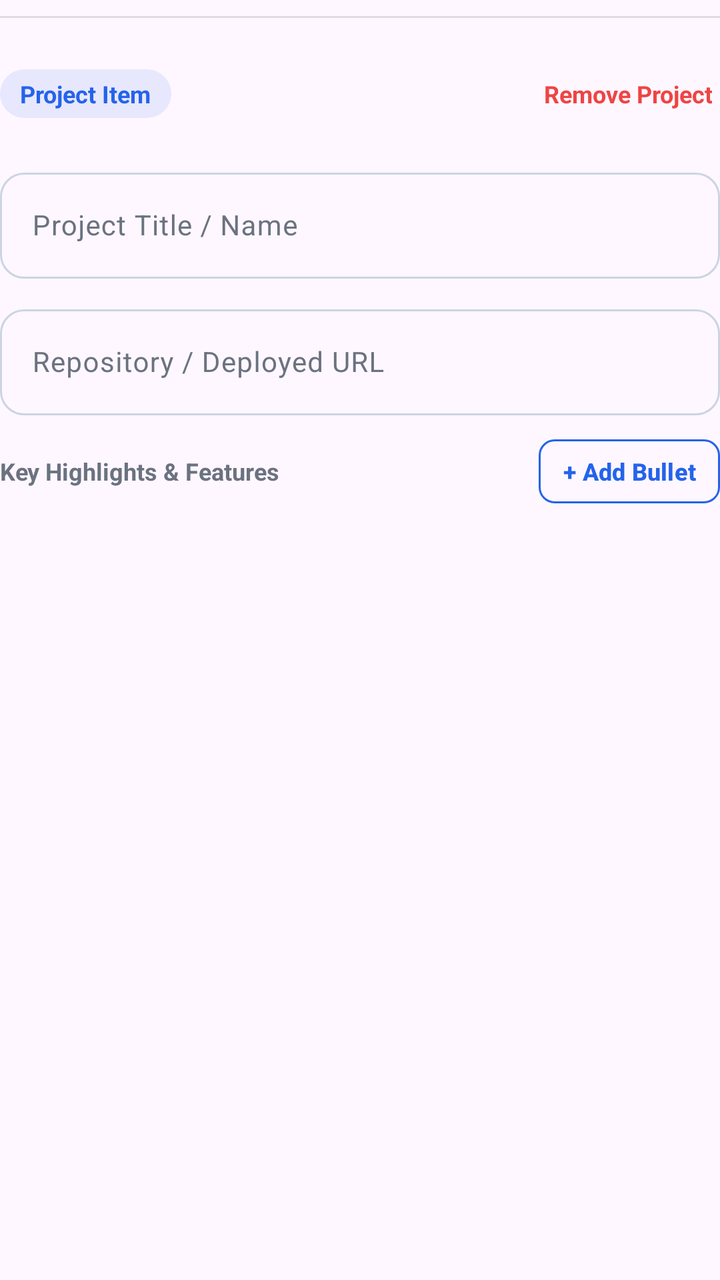
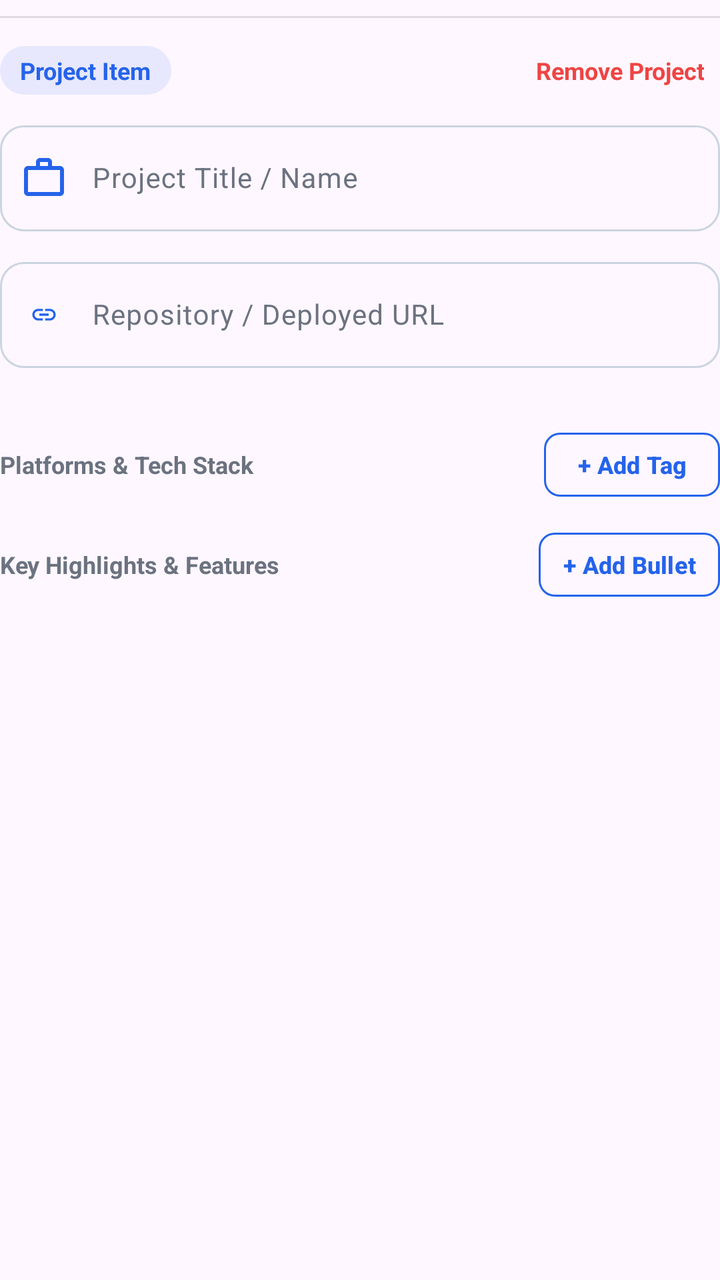

An Android layout rendered at two revisions. The XML below is the earlier revision; the diff shows what the commit changed to produce the second picture.
<!-- AndroidManifest.xml: application theme Theme.MyApplication -->
<!-- res/layout/item_project_entry.xml -->
<?xml version="1.0" encoding="utf-8"?>
<LinearLayout xmlns:android="http://schemas.android.com/apk/res/android"
    xmlns:app="http://schemas.android.com/apk/res-auto"
    android:layout_width="match_parent"
    android:layout_height="wrap_content"
    android:orientation="vertical">

    
    <View
        android:id="@+id/dividerEntry"
        android:layout_width="match_parent"
        android:layout_height="1dp"
        android:layout_marginTop="8dp"
        android:layout_marginBottom="14dp"
        android:background="@color/app_border" />

    <RelativeLayout
        android:layout_width="match_parent"
        android:layout_height="wrap_content"
        android:layout_marginBottom="10dp">

        <TextView
            android:id="@+id/tvProjectHeader"
            android:layout_width="wrap_content"
            android:layout_height="wrap_content"
            android:layout_alignParentStart="true"
            android:layout_centerVertical="true"
            android:background="@drawable/bg_pill_badge"
            android:paddingHorizontal="10dp"
            android:paddingVertical="4dp"
            android:text="@string/project_item"
            android:textColor="@color/app_primary"
            android:textSize="12sp"
            android:textStyle="bold" />

        <TextView
            android:id="@+id/btnRemoveProject"
            android:layout_width="wrap_content"
            android:layout_height="wrap_content"
            android:layout_alignParentEnd="true"
            android:layout_centerVertical="true"
            android:background="?attr/selectableItemBackgroundBorderless"
            android:gravity="center_vertical|end"
            android:minWidth="48dp"
            android:minHeight="48dp"
            android:paddingStart="12dp"
            android:paddingEnd="4dp"
            android:text="@string/remove_project"
            android:textColor="@color/app_danger"
            android:textSize="12sp"
            android:textStyle="bold" />

    </RelativeLayout>

    
    <com.google.android.material.textfield.TextInputLayout
        android:id="@+id/tilProjectTitle"
        style="@style/Widget.Material3.TextInputLayout.OutlinedBox"
        android:layout_width="match_parent"
        android:layout_height="wrap_content"
        android:layout_marginBottom="10dp"
        android:hint="@string/project_title_name"
        app:boxCornerRadiusBottomEnd="12dp"
        app:boxCornerRadiusBottomStart="12dp"
        app:boxCornerRadiusTopEnd="12dp"
        app:boxCornerRadiusTopStart="12dp">

        <com.google.android.material.textfield.TextInputEditText
            android:id="@+id/etProjectTitle"
            android:layout_width="match_parent"
            android:layout_height="wrap_content"
            android:imeOptions="actionNext"
            android:inputType="textCapWords"
            android:maxLines="1"
            android:textColor="@color/app_text_primary"
            android:textSize="14sp" />

    </com.google.android.material.textfield.TextInputLayout>

    
    <com.google.android.material.textfield.TextInputLayout
        android:id="@+id/tilProjectLink"
        style="@style/Widget.Material3.TextInputLayout.OutlinedBox"
        android:layout_width="match_parent"
        android:layout_height="wrap_content"
        android:layout_marginBottom="12dp"
        android:hint="@string/repository_deployed_url"
        app:boxCornerRadiusBottomEnd="12dp"
        app:boxCornerRadiusBottomStart="12dp"
        app:boxCornerRadiusTopEnd="12dp"
        app:boxCornerRadiusTopStart="12dp">

        <com.google.android.material.textfield.TextInputEditText
            android:id="@+id/etProjectLink"
            android:layout_width="match_parent"
            android:layout_height="wrap_content"
            android:imeOptions="actionDone"
            android:inputType="textUri"
            android:maxLines="1"
            android:textColor="@color/app_text_primary"
            android:textSize="14sp" />

    </com.google.android.material.textfield.TextInputLayout>

    
    <LinearLayout
        android:layout_width="match_parent"
        android:layout_height="wrap_content"
        android:gravity="center_vertical"
        android:orientation="horizontal"
        android:layout_marginBottom="8dp">

        <TextView
            android:id="@+id/tvProjectDetailsHeader"
            android:layout_width="0dp"
            android:layout_height="wrap_content"
            android:layout_weight="1"
            android:text="@string/key_highlights_features"
            android:textColor="@color/app_text_muted"
            android:textSize="12sp"
            android:textStyle="bold" />

        <com.google.android.material.button.MaterialButton
            android:id="@+id/btnAddProjectBullet"
            style="?attr/materialButtonOutlinedStyle"
            android:layout_width="wrap_content"
            android:layout_height="32dp"
            android:insetTop="0dp"
            android:insetBottom="0dp"
            android:paddingHorizontal="12dp"
            android:text="@string/action_add_bullet"
            android:textSize="12sp"
            android:textStyle="bold"
            app:cornerRadius="8dp"
            app:strokeColor="@color/app_primary" />

    </LinearLayout>

    
    <LinearLayout
        android:id="@+id/llProjectBulletsContainer"
        android:layout_width="match_parent"
        android:layout_height="wrap_content"
        android:orientation="vertical"
        android:clipChildren="false"
        android:clipToPadding="false"
        android:layout_marginBottom="8dp" />

</LinearLayout>
<!-- resources referenced by this layout -->
<resources>
  <color name="app_border">#1E000000</color>
  <color name="app_danger">#EF4444</color>
  <color name="app_primary">#2563EB</color>
  <color name="app_text_muted">#6B7280</color>
  <color name="app_text_primary">#111827</color>
  <!-- drawable bg_pill_badge (drawable) -->
  <?xml version="1.0" encoding="utf-8"?>
  <shape xmlns:android="http://schemas.android.com/apk/res/android"
      android:shape="rectangle">
      <corners android:radius="20dp" />
      <solid android:color="@color/app_primary_container" />
  </shape>
  <string name="action_add_bullet">+ Add Bullet</string>
  <string name="key_highlights_features">Key Highlights &amp; Features</string>
  <string name="project_item">Project Item</string>
  <string name="project_title_name">Project Title / Name</string>
  <string name="remove_project">Remove Project</string>
  <string name="repository_deployed_url">Repository / Deployed URL</string>
  <color name="app_primary_container">#1A2563EB</color>
  <color name="chip_bg_color">#F0F4F8</color>
  <color name="chip_text_color">#0F172A</color>
  <color name="app_surface">#FFFFFF</color>
  <color name="chip_stroke_color">#CBD5E1</color>
  <color name="app_background">#F4F5F7</color>
  <style name="Widget.App.SkillChip" parent="Widget.Material3.Chip.Assist">
          <item name="chipBackgroundColor">@color/chip_bg_color</item>
          <item name="chipStrokeColor">@color/chip_stroke_color</item>
          <item name="chipStrokeWidth">1dp</item>
          <item name="chipCornerRadius">8dp</item>
          <item name="android:textColor">@color/chip_text_color</item>
          <item name="closeIconTint">@color/chip_close_icon_tint</item>
      </style>
  <style name="AppBottomSheetDialogTheme" parent="Theme.Material3.DayNight.BottomSheetDialog">
          <item name="colorSurfaceContainerLow">@color/app_surface</item>
          <item name="bottomSheetStyle">@style/AppModalBottomSheet</item>
      </style>
  <color name="chip_close_icon_tint">#64748B</color>
  <style name="AppModalBottomSheet" parent="Widget.Material3.BottomSheet.Modal">
          <item name="backgroundTint">@color/app_surface</item>
      </style>
  <!-- unchanged entries left out for length: 1 -->
</resources>

<!-- the commit's change to res/layout/item_project_entry.xml (unified diff, before → after) -->
@@ -39,12 +39,10 @@
             android:layout_height="wrap_content"
             android:layout_alignParentEnd="true"
             android:layout_centerVertical="true"
-            android:background="?attr/selectableItemBackgroundBorderless"
+            android:background="?attr/selectableItemBackground"
             android:gravity="center_vertical|end"
-            android:minWidth="48dp"
-            android:minHeight="48dp"
-            android:paddingStart="12dp"
-            android:paddingEnd="4dp"
+            android:paddingHorizontal="8dp"
+            android:paddingVertical="4dp"
             android:text="@string/remove_project"
             android:textColor="@color/app_danger"
             android:textSize="12sp"
@@ -55,11 +53,14 @@
     
     <com.google.android.material.textfield.TextInputLayout
         android:id="@+id/tilProjectTitle"
-        style="@style/Widget.Material3.TextInputLayout.OutlinedBox"
+        style="?attr/textInputOutlinedStyle"
         android:layout_width="match_parent"
         android:layout_height="wrap_content"
         android:layout_marginBottom="10dp"
         android:hint="@string/project_title_name"
+        app:startIconDrawable="@drawable/ic_work"
+        app:startIconTint="@color/app_primary"
+        app:startIconMinSize="44dp"
         app:boxCornerRadiusBottomEnd="12dp"
         app:boxCornerRadiusBottomStart="12dp"
         app:boxCornerRadiusTopEnd="12dp"
@@ -72,6 +73,8 @@
             android:imeOptions="actionNext"
             android:inputType="textCapWords"
             android:maxLines="1"
+            android:paddingStart="46dp"
+            android:paddingEnd="12dp"
             android:textColor="@color/app_text_primary"
             android:textSize="14sp" />
 
@@ -80,11 +83,15 @@
     
     <com.google.android.material.textfield.TextInputLayout
         android:id="@+id/tilProjectLink"
-        style="@style/Widget.Material3.TextInputLayout.OutlinedBox"
+        style="?attr/textInputOutlinedStyle"
         android:layout_width="match_parent"
         android:layout_height="wrap_content"
         android:layout_marginBottom="12dp"
         android:hint="@string/repository_deployed_url"
+        app:errorEnabled="true"
+        app:startIconDrawable="@drawable/ic_link_14"
+        app:startIconTint="@color/app_primary"
+        app:startIconMinSize="44dp"
         app:boxCornerRadiusBottomEnd="12dp"
         app:boxCornerRadiusBottomStart="12dp"
         app:boxCornerRadiusTopEnd="12dp"
@@ -97,10 +104,56 @@
             android:imeOptions="actionDone"
             android:inputType="textUri"
             android:maxLines="1"
+            android:paddingStart="46dp"
+            android:paddingEnd="12dp"
             android:textColor="@color/app_text_primary"
             android:textSize="14sp" />
 
     </com.google.android.material.textfield.TextInputLayout>
+
+    
+    <LinearLayout
+        android:layout_width="match_parent"
+        android:layout_height="wrap_content"
+        android:gravity="center_vertical"
+        android:orientation="horizontal"
+        android:layout_marginBottom="6dp">
+
+        <TextView
+            android:id="@+id/tvProjectTechHeader"
+            android:layout_width="0dp"
+            android:layout_height="wrap_content"
+            android:layout_weight="1"
+            android:text="@string/platforms_tech_stack"
+            android:textColor="@color/app_text_muted"
+            android:textSize="12sp"
+            android:textStyle="bold" />
+
+        <com.google.android.material.button.MaterialButton
+            android:id="@+id/btnAddProjectTechTag"
+            style="?attr/materialButtonOutlinedStyle"
+            android:layout_width="wrap_content"
+            android:layout_height="32dp"
+            android:insetTop="0dp"
+            android:insetBottom="0dp"
+            android:paddingHorizontal="12dp"
+            android:text="@string/action_add_tag"
+            android:textSize="12sp"
+            android:textStyle="bold"
+            app:cornerRadius="8dp"
+            app:strokeColor="@color/app_primary" />
+
+    </LinearLayout>
+
+    
+    <com.google.android.material.chip.ChipGroup
+        android:id="@+id/chipGroupProjectTech"
+        android:layout_width="match_parent"
+        android:layout_height="wrap_content"
+        android:layout_marginBottom="12dp"
+        app:chipSpacingHorizontal="6dp"
+        app:chipSpacingVertical="4dp"
+        app:singleLine="false" />
 
     
     <LinearLayout
<!-- resource entries referenced after the edit -->
@@ -12,8 +12,30 @@
       <corners android:radius="20dp" />
       <solid android:color="@color/app_primary_container" />
   </shape>
+  <!-- drawable ic_link_14 (drawable) -->
+  <vector xmlns:android="http://schemas.android.com/apk/res/android"
+      android:width="14dp"
+      android:height="14dp"
+      android:viewportWidth="24"
+      android:viewportHeight="24">
+      <path
+          android:fillColor="#2563EB"
+          android:pathData="M3.9,12c0,-1.71 1.39,-3.1 3.1,-3.1h4V7H7c-2.76,0 -5,2.24 -5,5s2.24,5 5,5h4v-1.9H7c-1.71,0 -3.1,-1.39 -3.1,-3.1zM8,13h8v-2H8v2zm9,-6h-4v1.9h4c1.71,0 3.1,1.39 3.1,3.1s-1.39,3.1 -3.1,3.1h-4V17h4c2.76,0 5,-2.24 5,-5s-2.24,-5 -5,-5z" />
+  </vector>
+  <!-- drawable ic_work (drawable) -->
+  <vector xmlns:android="http://schemas.android.com/apk/res/android"
+      android:width="24dp"
+      android:height="24dp"
+      android:viewportWidth="24"
+      android:viewportHeight="24">
+      <path
+          android:fillColor="@color/app_primary"
+          android:pathData="M20,6h-4V4c0,-1.11 -0.89,-2 -2,-2h-4c-1.11,0 -2,0.89 -2,2v2H4c-1.11,0 -1.99,0.89 -1.99,2L2,19c0,1.11 0.89,2 2,2h16c1.11,0 2,-0.89 2,-2V8c0,-1.11 -0.89,-2 -2,-2zM10,4h4v2h-4V4zm10,15H4V8h16v11z" />
+  </vector>
   <string name="action_add_bullet">+ Add Bullet</string>
+  <string name="action_add_tag">+ Add Tag</string>
   <string name="key_highlights_features">Key Highlights &amp; Features</string>
+  <string name="platforms_tech_stack">Platforms &amp; Tech Stack</string>
   <string name="project_item">Project Item</string>
   <string name="project_title_name">Project Title / Name</string>
   <string name="remove_project">Remove Project</string>
